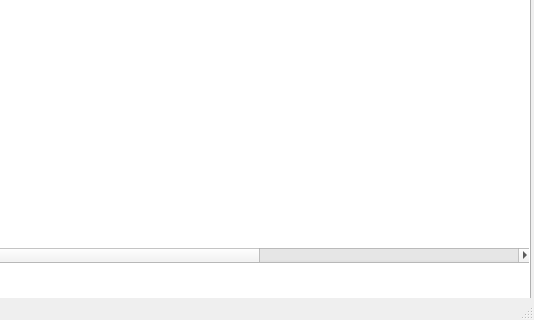
Qt form desktop/mainwindow.ui (gudmunduro/lokaverkefni) before a commit; both pictures show x 210 to 744 and y 220 to 540 of the 744 by 540 pixel window.
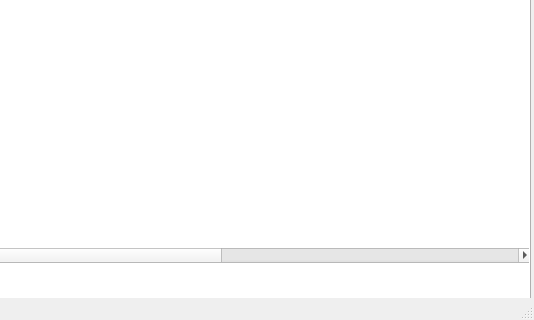
The same form after that commit.

Diff of the .ui file:
```diff
--- a/desktop/mainwindow.ui
+++ b/desktop/mainwindow.ui
@@ -127,7 +127,7 @@
       </column>
       <column>
        <property name="text">
-        <string>Id</string>
+        <string>Bíla Id</string>
        </property>
       </column>
       <column>
@@ -135,6 +135,11 @@
         <string>Ökunúmer</string>
        </property>
       </column>
+      <column>
+       <property name="text">
+        <string>Pöntun id</string>
+       </property>
+      </column>
      </widget>
      <widget class="QLineEdit" name="ordersSearchBox">
       <property name="geometry">
```
Left out of the diff: 4 changed lines with no effect on the pictures.
